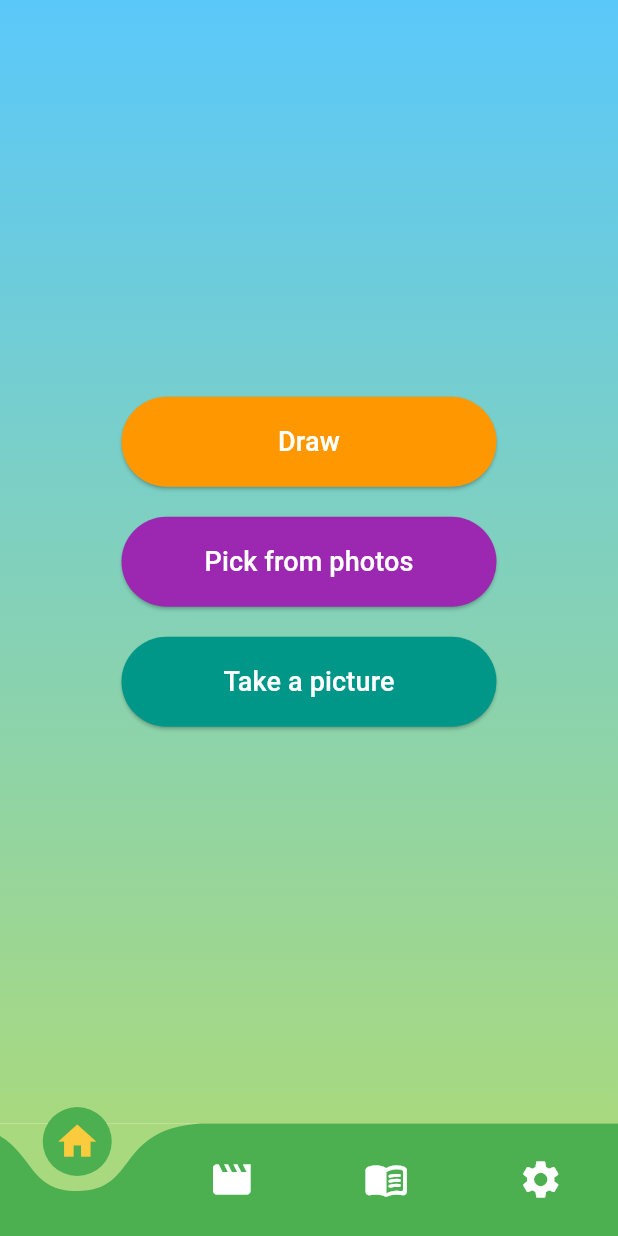
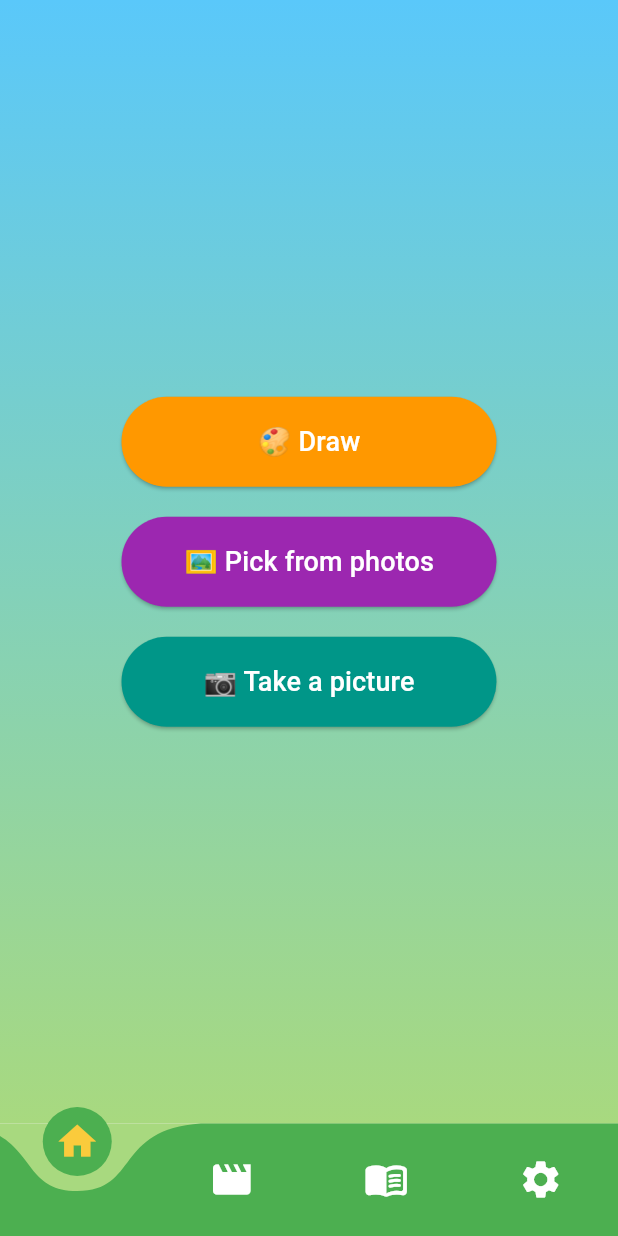
Before and after one commit to shyrxnx/isadra, a Flutter app: the screen it shows after launch, on a phone screen of 412 x 824 dp. Run offline on Flutter 3.47's test engine with Material 3 defaults, Android fonts, the phone set to English and light mode, and no system bars; drawn by our look-alikes of curved_navigation_bar; our stand-ins replace audioplayers, fl_chart, flutter_colorpicker, flutter_dotenv, flutter_image_compress, image_picker and 2 more.

Commit message:
refactor: added icons

```diff
--- a/lib/views/screens/home/home_screen.dart
+++ b/lib/views/screens/home/home_screen.dart
@@ -222,7 +222,7 @@ class _HomeScreenState extends State<HomeScreen> {
                       backgroundColor: Colors.orange,
                     ),
                     child: const Text(
-                      'Draw',
+                      '🎨 Draw',
                       style: TextStyle(color: Colors.white, fontSize: 18),
                     ),
                   ),
@@ -237,7 +237,7 @@ class _HomeScreenState extends State<HomeScreen> {
                       backgroundColor: Colors.purple,
                     ),
                     child: const Text(
-                      'Pick from photos',
+                      '🖼️ Pick from photos',
                       style: TextStyle(color: Colors.white, fontSize: 18),
                     ),
                   ),
@@ -252,7 +252,7 @@ class _HomeScreenState extends State<HomeScreen> {
                       backgroundColor: Colors.teal,
                     ),
                     child: const Text(
-                      'Take a picture',
+                      '📷 Take a picture',
                       style: TextStyle(color: Colors.white, fontSize: 18),
                     ),
                   ),
```
